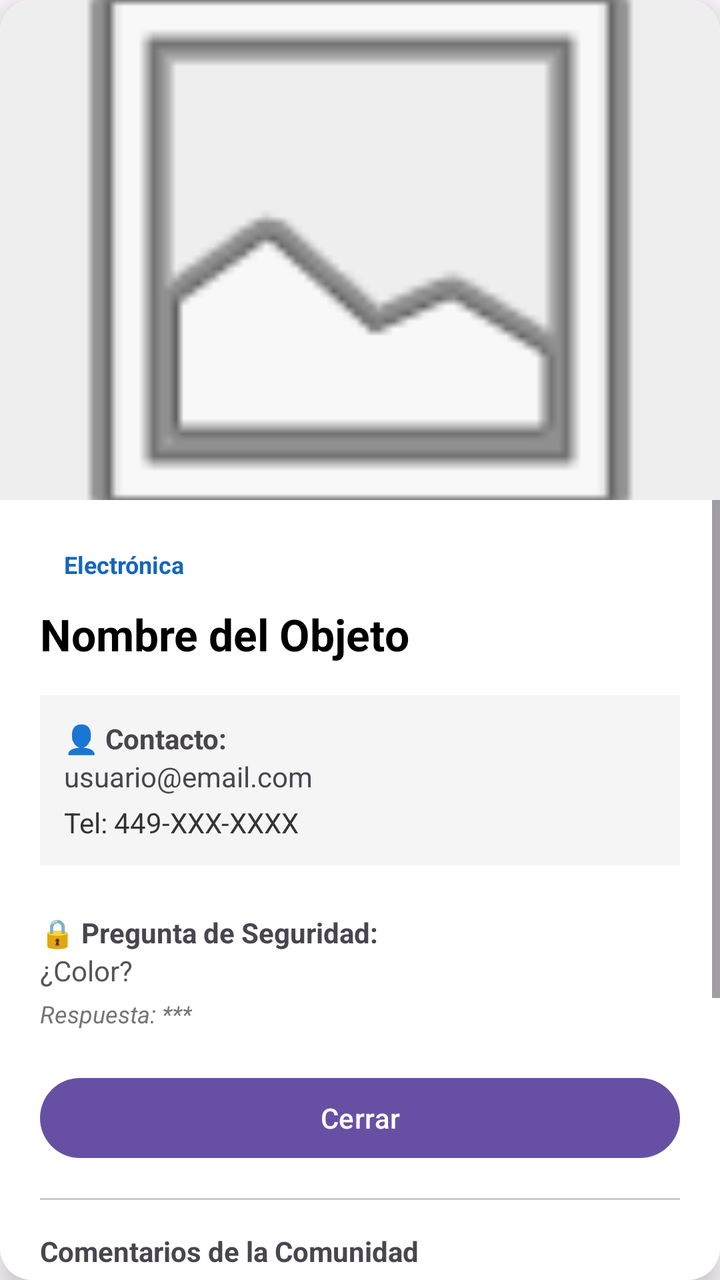
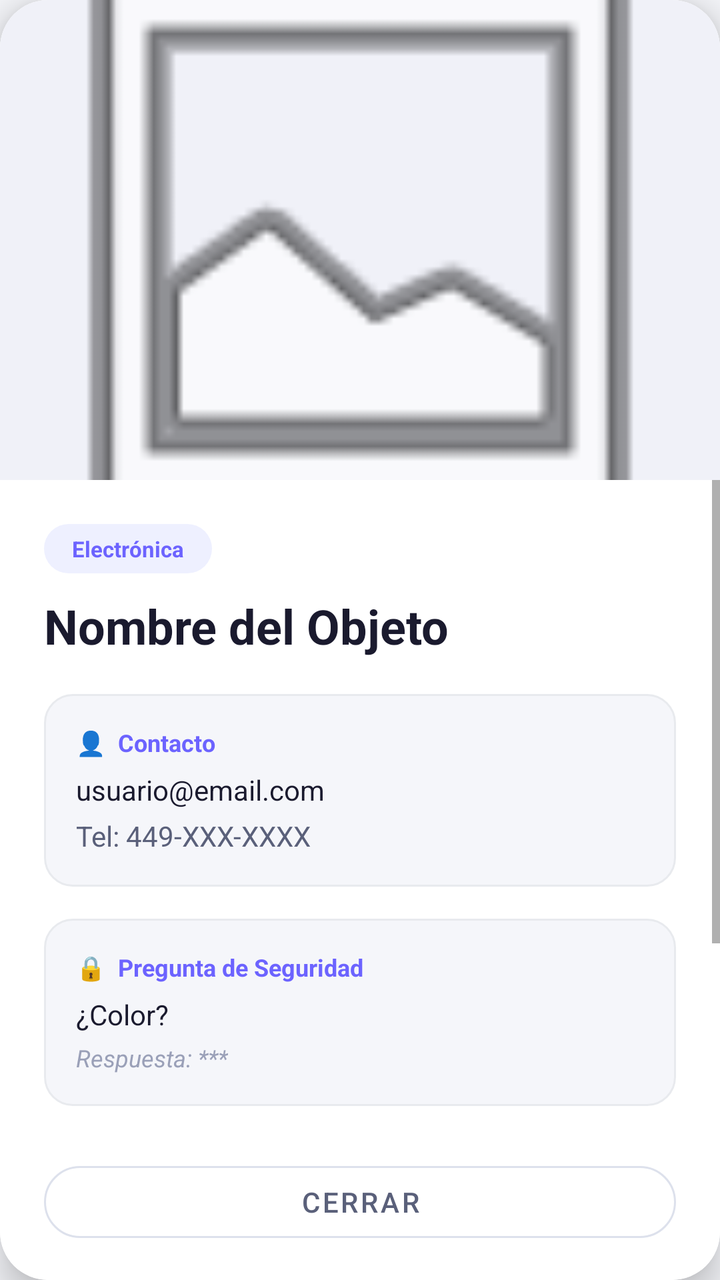

Two renders of the same Android screen: before a commit and after it. Below are the layout's source before the change and the commit's diff.
<!-- AndroidManifest.xml: application theme Theme.LostNet -->
<!-- res/layout/dialog_detalle_reporte.xml -->
<?xml version="1.0" encoding="utf-8"?>
<androidx.cardview.widget.CardView xmlns:android="http://schemas.android.com/apk/res/android"
    xmlns:app="http://schemas.android.com/apk/res-auto"
    android:layout_width="match_parent"
    android:layout_height="wrap_content"
    app:cardCornerRadius="16dp"
    app:cardElevation="8dp">

    <LinearLayout
        android:layout_width="match_parent"
        android:layout_height="wrap_content"
        android:orientation="vertical"
        android:background="#FFFFFF">

        <ImageView
            android:id="@+id/imgDetalle"
            android:layout_width="match_parent"
            android:layout_height="250dp"
            android:scaleType="centerCrop"
            android:src="@android:drawable/ic_menu_gallery"
            android:background="#EEEEEE"/>

        <ScrollView
            android:layout_width="match_parent"
            android:layout_height="wrap_content">

            <LinearLayout
                android:layout_width="match_parent"
                android:layout_height="wrap_content"
                android:orientation="vertical"
                android:padding="20dp">

                <TextView
                    android:id="@+id/txtDetalleCat"
                    android:layout_width="wrap_content"
                    android:layout_height="wrap_content"
                    android:text="Electrónica"
                    android:textColor="#1565C0"
                    android:paddingHorizontal="12dp"
                    android:paddingVertical="4dp"
                    android:textSize="12sp"
                    android:textStyle="bold"
                    android:layout_marginBottom="8dp"/>
                <TextView
                    android:id="@+id/txtDetalleDesc"
                    android:layout_width="wrap_content"
                    android:layout_height="wrap_content"
                    android:text="Nombre del Objeto"
                    android:textSize="22sp"
                    android:textStyle="bold"
                    android:textColor="#000000"
                    android:layout_marginBottom="16dp"/>

                <LinearLayout
                    android:layout_width="match_parent"
                    android:layout_height="wrap_content"
                    android:orientation="vertical"
                    android:background="#F5F5F5"
                    android:padding="12dp"
                    android:layout_marginBottom="16dp">

                    <TextView
                        android:layout_width="wrap_content"
                        android:layout_height="wrap_content"
                        android:text="👤 Contacto:"
                        android:textStyle="bold"/>

                    <TextView
                        android:id="@+id/txtDetalleEmail"
                        android:layout_width="wrap_content"
                        android:layout_height="wrap_content"
                        android:text="usuario@email.com"
                        android:layout_marginBottom="4dp"/>

                    <TextView
                        android:id="@+id/txtDetalleTel"
                        android:layout_width="wrap_content"
                        android:layout_height="wrap_content"
                        android:text="Tel: 449-XXX-XXXX"
                        android:textColor="#333333"/>
                </LinearLayout>

                <TextView
                    android:layout_width="wrap_content"
                    android:layout_height="wrap_content"
                    android:text="🔒 Pregunta de Seguridad:"
                    android:textStyle="bold"
                    android:layout_marginTop="8dp"/>
                <TextView
                    android:id="@+id/txtDetallePregunta"
                    android:layout_width="wrap_content"
                    android:layout_height="wrap_content"
                    android:text="¿Color?"
                    android:textColor="#555555"
                    android:layout_marginBottom="4dp"/>

                <TextView
                    android:id="@+id/txtDetalleRespuesta"
                    android:layout_width="wrap_content"
                    android:layout_height="wrap_content"
                    android:text="Respuesta: ***"
                    android:textStyle="italic"
                    android:textSize="12sp"
                    android:textColor="#757575"/>

                <Button
                    android:id="@+id/btnEliminarDetalle"
                    android:layout_width="match_parent"
                    android:layout_height="wrap_content"
                    android:text="ELIMINAR REPORTE"
                    android:backgroundTint="#D32F2F"
                    android:textColor="#FFFFFF"
                    android:visibility="gone"
                    android:layout_marginBottom="8dp"/>
                <Button
                    android:id="@+id/btnContactarWhats"
                    android:layout_width="match_parent"
                    android:layout_height="wrap_content"
                    android:text="¡LO ENCONTRÉ! ENVIAR WHATSAPP"
                    android:backgroundTint="#25D366"
                    android:textColor="#FFFFFF"
                    android:textStyle="bold"
                    android:visibility="gone"
                    android:layout_marginBottom="8dp"
                    android:drawableStart="@android:drawable/ic_dialog_email"
                    android:padding="12dp"/>
                <Button
                    android:id="@+id/btnCerrarDetalle"
                    android:layout_width="match_parent"
                    android:layout_height="wrap_content"
                    android:text="Cerrar"
                    android:layout_marginTop="20dp"/>
                <View
                    android:layout_width="match_parent"
                    android:layout_height="1dp"
                    android:background="#CCCCCC"
                    android:layout_marginVertical="16dp"/>

                <TextView
                    android:text="Comentarios de la Comunidad"
                    android:textStyle="bold"
                    android:layout_width="match_parent"
                    android:layout_height="wrap_content"/>

                <androidx.recyclerview.widget.RecyclerView
                    android:id="@+id/recyclerComentarios"
                    android:layout_width="match_parent"
                    android:layout_height="150dp"
                    android:background="#F9F9F9"
                    android:layout_marginTop="8dp"/>

                <LinearLayout
                    android:layout_width="match_parent"
                    android:layout_height="wrap_content"
                    android:orientation="horizontal"
                    android:layout_marginTop="8dp">

                    <EditText
                        android:id="@+id/etNuevoComentario"
                        android:layout_width="0dp"
                        android:layout_height="wrap_content"
                        android:layout_weight="1"
                        android:hint="Escribe algo..."
                        android:textSize="14sp"/>

                    <ImageButton
                        android:id="@+id/btnEnviarComentario"
                        android:layout_width="40dp"
                        android:layout_height="40dp"
                        android:src="@android:drawable/ic_menu_send"
                        android:backgroundTint="#1565C0"
                        app:tint="#FFFFFF"/>
                </LinearLayout>
            </LinearLayout>
        </ScrollView>
    </LinearLayout>
</androidx.cardview.widget.CardView>
<!-- resources referenced by this layout -->
<resources>
  <style name="Base.Theme.LostNet" parent="Theme.Material3.DayNight.NoActionBar">
          
          
      </style>
  <!-- unchanged entries left out for length: 1 -->
</resources>

<!-- the commit's change to res/layout/dialog_detalle_reporte.xml (unified diff, before → after) -->
@@ -3,22 +3,24 @@
     xmlns:app="http://schemas.android.com/apk/res-auto"
     android:layout_width="match_parent"
     android:layout_height="wrap_content"
-    app:cardCornerRadius="16dp"
-    app:cardElevation="8dp">
+    app:cardCornerRadius="24dp"
+    app:cardElevation="10dp"
+    app:cardBackgroundColor="@color/white">
 
     <LinearLayout
         android:layout_width="match_parent"
         android:layout_height="wrap_content"
         android:orientation="vertical"
-        android:background="#FFFFFF">
-
+        android:background="@color/white">
+
+        
         <ImageView
             android:id="@+id/imgDetalle"
             android:layout_width="match_parent"
-            android:layout_height="250dp"
+            android:layout_height="240dp"
             android:scaleType="centerCrop"
             android:src="@android:drawable/ic_menu_gallery"
-            android:background="#EEEEEE"/>
+            android:background="@color/surface_section"/>
 
         <ScrollView
             android:layout_width="match_parent"
@@ -28,48 +30,57 @@
                 android:layout_width="match_parent"
                 android:layout_height="wrap_content"
                 android:orientation="vertical"
-                android:padding="20dp">
-
+                android:padding="22dp">
+
+                
                 <TextView
                     android:id="@+id/txtDetalleCat"
                     android:layout_width="wrap_content"
                     android:layout_height="wrap_content"
                     android:text="Electrónica"
-                    android:textColor="#1565C0"
-                    android:paddingHorizontal="12dp"
-                    android:paddingVertical="4dp"
-                    android:textSize="12sp"
-                    android:textStyle="bold"
-                    android:layout_marginBottom="8dp"/>
+                    android:background="@drawable/bg_tag_pill"
+                    android:textColor="@color/primary"
+                    android:paddingHorizontal="14dp"
+                    android:paddingVertical="5dp"
+                    android:textSize="11sp"
+                    android:textStyle="bold"
+                    android:layout_marginBottom="10dp"/>
+
+                
                 <TextView
                     android:id="@+id/txtDetalleDesc"
                     android:layout_width="wrap_content"
                     android:layout_height="wrap_content"
                     android:text="Nombre del Objeto"
-                    android:textSize="22sp"
-                    android:textStyle="bold"
-                    android:textColor="#000000"
-                    android:layout_marginBottom="16dp"/>
-
+                    android:textSize="24sp"
+                    android:textStyle="bold"
+                    android:textColor="@color/text_primary"
+                    android:layout_marginBottom="18dp"/>
+
+                
                 <LinearLayout
                     android:layout_width="match_parent"
                     android:layout_height="wrap_content"
                     android:orientation="vertical"
-                    android:background="#F5F5F5"
-                    android:padding="12dp"
+                    android:background="@drawable/bg_input_dark"
+                    android:padding="16dp"
                     android:layout_marginBottom="16dp">
 
                     <TextView
                         android:layout_width="wrap_content"
                         android:layout_height="wrap_content"
-                        android:text="👤 Contacto:"
-                        android:textStyle="bold"/>
+                        android:text="👤  Contacto"
+                        android:textStyle="bold"
+                        android:textColor="@color/primary"
+                        android:textSize="12sp"
+                        android:layout_marginBottom="6dp"/>
 
                     <TextView
                         android:id="@+id/txtDetalleEmail"
                         android:layout_width="wrap_content"
                         android:layout_height="wrap_content"
                         android:text="usuario@email.com"
+                        android:textColor="@color/text_primary"
                         android:layout_marginBottom="4dp"/>
 
                     <TextView
@@ -77,83 +88,114 @@
                         android:layout_width="wrap_content"
                         android:layout_height="wrap_content"
                         android:text="Tel: 449-XXX-XXXX"
-                        android:textColor="#333333"/>
+                        android:textColor="@color/text_secondary"/>
                 </LinearLayout>
 
-                <TextView
-                    android:layout_width="wrap_content"
-                    android:layout_height="wrap_content"
-                    android:text="🔒 Pregunta de Seguridad:"
-                    android:textStyle="bold"
-                    android:layout_marginTop="8dp"/>
-                <TextView
-                    android:id="@+id/txtDetallePregunta"
-                    android:layout_width="wrap_content"
-                    android:layout_height="wrap_content"
-                    android:text="¿Color?"
-                    android:textColor="#555555"
-                    android:layout_marginBottom="4dp"/>
-
-                <TextView
-                    android:id="@+id/txtDetalleRespuesta"
-                    android:layout_width="wrap_content"
-                    android:layout_height="wrap_content"
-                    android:text="Respuesta: ***"
-                    android:textStyle="italic"
-                    android:textSize="12sp"
-                    android:textColor="#757575"/>
-
+                
+                <LinearLayout
+                    android:layout_width="match_parent"
+                    android:layout_height="wrap_content"
+                    android:orientation="vertical"
+                    android:background="@drawable/bg_input_dark"
+                    android:padding="16dp"
+                    android:layout_marginBottom="20dp">
+
+                    <TextView
+                        android:layout_width="wrap_content"
+                        android:layout_height="wrap_content"
+                        android:text="🔒  Pregunta de Seguridad"
+                        android:textStyle="bold"
+                        android:textColor="@color/primary"
+                        android:textSize="12sp"
+                        android:layout_marginBottom="6dp"/>
+
+                    <TextView
+                        android:id="@+id/txtDetallePregunta"
+                        android:layout_width="wrap_content"
+                        android:layout_height="wrap_content"
+                        android:text="¿Color?"
+                        android:textColor="@color/text_primary"
+                        android:layout_marginBottom="4dp"/>
+
+                    <TextView
+                        android:id="@+id/txtDetalleRespuesta"
+                        android:layout_width="wrap_content"
+                        android:layout_height="wrap_content"
+                        android:text="Respuesta: ***"
+                        android:textStyle="italic"
+                        android:textSize="12sp"
+                        android:textColor="@color/text_hint"/>
+                </LinearLayout>
+
+                
                 <Button
                     android:id="@+id/btnEliminarDetalle"
                     android:layout_width="match_parent"
-                    android:layout_height="wrap_content"
+                    android:layout_height="50dp"
                     android:text="ELIMINAR REPORTE"
-                    android:backgroundTint="#D32F2F"
+                    android:background="@drawable/bg_button_danger"
                     android:textColor="#FFFFFF"
+                    android:textStyle="bold"
                     android:visibility="gone"
-                    android:layout_marginBottom="8dp"/>
+                    android:layout_marginBottom="10dp"/>
+
+                
                 <Button
                     android:id="@+id/btnContactarWhats"
                     android:layout_width="match_parent"
-                    android:layout_height="wrap_content"
+                    android:layout_height="54dp"
                     android:text="¡LO ENCONTRÉ! ENVIAR WHATSAPP"
-                    android:backgroundTint="#25D366"
+                    android:background="@drawable/bg_button_whatsapp"
                     android:textColor="#FFFFFF"
                     android:textStyle="bold"
+                    android:textSize="13sp"
                     android:visibility="gone"
-                    android:layout_marginBottom="8dp"
-                    android:drawableStart="@android:drawable/ic_dialog_email"
-                    android:padding="12dp"/>
+                    android:layout_marginBottom="10dp"/>
+
+                
                 <Button
                     android:id="@+id/btnCerrarDetalle"
                     android:layout_width="match_parent"
-                    android:layout_height="wrap_content"
+                    android:layout_height="48dp"
+                    style="@style/Widget.MaterialComponents.Button.OutlinedButton"
                     android:text="Cerrar"
-                    android:layout_marginTop="20dp"/>
+                    android:textColor="@color/text_secondary"
+                    app:strokeColor="@color/border_subtle"
+                    app:cornerRadius="24dp"
+                    android:layout_marginTop="4dp"/>
+
+                
                 <View
                     android:layout_width="match_parent"
                     android:layout_height="1dp"
-                    android:background="#CCCCCC"
-                    android:layout_marginVertical="16dp"/>
-
+                    android:background="@color/divider"
+                    android:layout_marginVertical="20dp"/>
+
+                
                 <TextView
-                    android:text="Comentarios de la Comunidad"
-                    android:textStyle="bold"
-                    android:layout_width="match_parent"
-                    android:layout_height="wrap_content"/>
+                    android:text="💬  Comentarios de la Comunidad"
+                    android:textStyle="bold"
+                    android:textColor="@color/text_primary"
+                    android:textSize="14sp"
+                    android:layout_width="match_parent"
+                    android:layout_height="wrap_content"
+                    android:layout_marginBottom="10dp"/>
 
                 <androidx.recyclerview.widget.RecyclerView
                     android:id="@+id/recyclerComentarios"
                     android:layout_width="match_parent"
                     android:layout_height="150dp"
-                    android:background="#F9F9F9"
-                    android:layout_marginTop="8dp"/>
-
+                    android:background="@color/surface_dark"
+                    android:layout_marginBottom="12dp"/>
+
+                
                 <LinearLayout
                     android:layout_width="match_parent"
                     android:layout_height="wrap_content"
                     android:orientation="horizontal"
-                    android:layout_marginTop="8dp">
+                    android:background="@drawable/bg_input_dark"
+                    android:padding="4dp"
+                    android:gravity="center_vertical">
 
                     <EditText
                         android:id="@+id/etNuevoComentario"
@@ -161,16 +203,22 @@
                         android:layout_height="wrap_content"
                         android:layout_weight="1"
                         android:hint="Escribe algo..."
-                        android:textSize="14sp"/>
+                        android:textColorHint="@color/text_hint"
+                        android:textColor="@color/text_primary"
+                        android:textSize="14sp"
+                        android:background="@android:color/transparent"
+                        android:padding="10dp"/>
 
                     <ImageButton
                         android:id="@+id/btnEnviarComentario"
-                        android:layout_width="40dp"
-                        android:layout_height="40dp"
+                        android:layout_width="44dp"
+                        android:layout_height="44dp"
                         android:src="@android:drawable/ic_menu_send"
-                        android:backgroundTint="#1565C0"
+                        android:background="@drawable/bg_button_primary"
+                        android:padding="10dp"
                         app:tint="#FFFFFF"/>
                 </LinearLayout>
+
             </LinearLayout>
         </ScrollView>
     </LinearLayout>
<!-- resource entries referenced after the edit -->
@@ -1,8 +1,97 @@
 <!-- resources referenced by this layout -->
 <resources>
-  <style name="Base.Theme.LostNet" parent="Theme.Material3.DayNight.NoActionBar">
-          
-          
+  <color name="border_subtle">#DDE1EC</color>
+  <color name="divider">#E8EAEE</color>
+  <color name="primary">#6C63FF</color>
+  <color name="surface_dark">#F5F6FA</color>
+  <color name="surface_section">#F0F1F8</color>
+  <color name="text_hint">#9AA0B8</color>
+  <color name="text_primary">#1A1A2E</color>
+  <color name="text_secondary">#5A607A</color>
+  <color name="white">#FFFFFFFF</color>
+  <!-- drawable bg_button_danger (drawable) -->
+  <?xml version="1.0" encoding="utf-8"?>
+  <shape xmlns:android="http://schemas.android.com/apk/res/android"
+      android:shape="rectangle">
+      <gradient
+          android:startColor="#FF4757"
+          android:endColor="#CC1F2E"
+          android:angle="135"/>
+      <corners android:radius="14dp"/>
+  </shape>
+  <!-- drawable bg_button_primary (drawable) -->
+  <?xml version="1.0" encoding="utf-8"?>
+  <shape xmlns:android="http://schemas.android.com/apk/res/android"
+      android:shape="rectangle">
+      <gradient
+          android:startColor="#6C63FF"
+          android:endColor="#4A43CC"
+          android:angle="135"/>
+      <corners android:radius="30dp"/>
+  </shape>
+  <!-- drawable bg_button_whatsapp (drawable) -->
+  <?xml version="1.0" encoding="utf-8"?>
+  <shape xmlns:android="http://schemas.android.com/apk/res/android"
+      android:shape="rectangle">
+      <gradient
+          android:startColor="#25D366"
+          android:endColor="#128C7E"
+          android:angle="135"/>
+      <corners android:radius="14dp"/>
+  </shape>
+  <!-- drawable bg_input_dark (drawable) -->
+  <?xml version="1.0" encoding="utf-8"?>
+  <shape xmlns:android="http://schemas.android.com/apk/res/android">
+      <solid android:color="#F5F6FA" />
+      <corners android:radius="14dp" />
+      <stroke android:width="1dp" android:color="#E8EAEE" />
+  </shape>
+  <!-- drawable bg_tag_pill (drawable) -->
+  <?xml version="1.0" encoding="utf-8"?>
+  <shape xmlns:android="http://schemas.android.com/apk/res/android">
+      <solid android:color="#EEF0FF" />
+      <corners android:radius="30dp" />
+  </shape>
+  <style name="Base.Theme.LostNet" parent="Theme.MaterialComponents.Light.NoActionBar">
+          <item name="colorPrimary">@color/primary</item>
+          <item name="colorPrimaryDark">@color/primary_dark</item>
+          <item name="colorOnPrimary">@color/white</item>
+          <item name="colorSecondary">@color/accent</item>
+          <item name="colorOnSecondary">@color/white</item>
+          <item name="colorError">@color/danger</item>
+          <item name="colorSurface">@color/surface_card</item>
+          <item name="colorOnSurface">@color/text_primary</item>
+          <item name="android:colorBackground">@color/surface_dark</item>
+          <item name="android:windowBackground">@color/surface_dark</item>
+          <item name="android:statusBarColor">@color/white</item>
+          <item name="android:navigationBarColor">@color/white</item>
+          <item name="android:windowLightStatusBar">true</item>
+          <item name="textInputStyle">@style/LostNet_TextInputLayout</item>
+          <item name="chipStyle">@style/LostNet_Chip</item>
+      </style>
+  <color name="primary_dark">#4A43CC</color>
+  <color name="accent">#00B894</color>
+  <color name="danger">#FF4757</color>
+  <color name="surface_card">#FFFFFF</color>
+  <style name="LostNet_TextInputLayout" parent="Widget.MaterialComponents.TextInputLayout.OutlinedBox">
+          <item name="boxStrokeColor">@color/border_subtle</item>
+          <item name="hintTextColor">@color/text_secondary</item>
+          <item name="android:textColorHint">@color/text_hint</item>
+          <item name="boxBackgroundColor">@color/white</item>
+          <item name="boxCornerRadiusBottomEnd">12dp</item>
+          <item name="boxCornerRadiusBottomStart">12dp</item>
+          <item name="boxCornerRadiusTopEnd">12dp</item>
+          <item name="boxCornerRadiusTopStart">12dp</item>
+      </style>
+  <style name="LostNet_Chip" parent="Widget.MaterialComponents.Chip.Choice">
+          <item name="chipBackgroundColor">@color/chip_background_state</item>
+          <item name="chipStrokeColor">@color/border_subtle</item>
+          <item name="chipStrokeWidth">1dp</item>
+          <item name="android:textColor">@color/chip_text_state</item>
+          <item name="chipIconTint">@color/chip_text_state</item>
+          <item name="chipCornerRadius">20dp</item>
+          <item name="checkedIconVisible">false</item>
+          <item name="chipIconVisible">true</item>
       </style>
   <!-- unchanged entries left out for length: 1 -->
 </resources>
